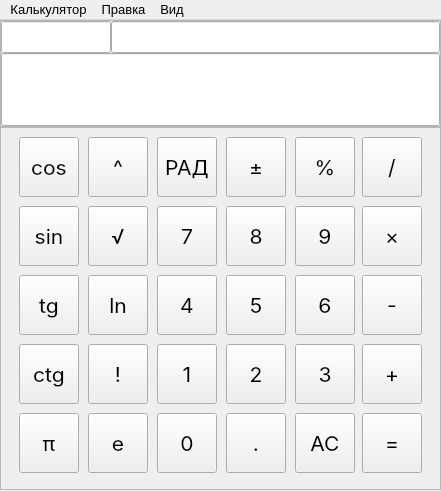
Antonio-Stradiavanti/Cpp-Qt-Calculator, file mainwindow.ui: the form before one commit.
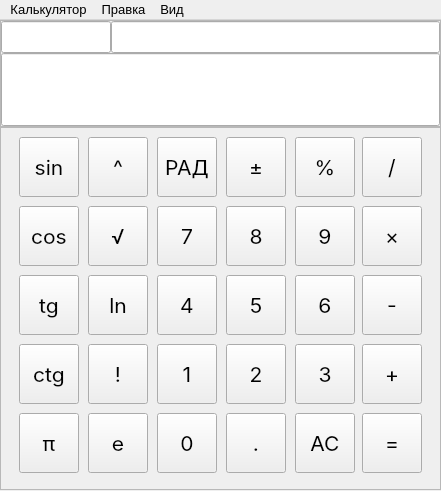
The form after the commit. Icons and pictures are not drawn.

Commit message: Реализовал приоритет операций

```diff
--- a/mainwindow.ui
+++ b/mainwindow.ui
@@ -271,40 +271,6 @@
           <property name="bottomMargin">
            <number>0</number>
           </property>
-          <item>
-           <widget class="QPushButton" name="cos">
-            <property name="sizePolicy">
-             <sizepolicy hsizetype="Maximum" vsizetype="Maximum">
-              <horstretch>0</horstretch>
-              <verstretch>0</verstretch>
-             </sizepolicy>
-            </property>
-            <property name="minimumSize">
-             <size>
-              <width>60</width>
-              <height>60</height>
-             </size>
-            </property>
-            <property name="maximumSize">
-             <size>
-              <width>60</width>
-              <height>60</height>
-             </size>
-            </property>
-            <property name="font">
-             <font>
-              <family>Inter</family>
-              <pointsize>16</pointsize>
-             </font>
-            </property>
-            <property name="styleSheet">
-             <string notr="true"/>
-            </property>
-            <property name="text">
-             <string>cos</string>
-            </property>
-           </widget>
-          </item>
           <item>
            <widget class="QPushButton" name="sin">
             <property name="sizePolicy">
@@ -339,6 +305,40 @@
             </property>
            </widget>
           </item>
+          <item>
+           <widget class="QPushButton" name="cos">
+            <property name="sizePolicy">
+             <sizepolicy hsizetype="Maximum" vsizetype="Maximum">
+              <horstretch>0</horstretch>
+              <verstretch>0</verstretch>
+             </sizepolicy>
+            </property>
+            <property name="minimumSize">
+             <size>
+              <width>60</width>
+              <height>60</height>
+             </size>
+            </property>
+            <property name="maximumSize">
+             <size>
+              <width>60</width>
+              <height>60</height>
+             </size>
+            </property>
+            <property name="font">
+             <font>
+              <family>Inter</family>
+              <pointsize>16</pointsize>
+             </font>
+            </property>
+            <property name="styleSheet">
+             <string notr="true"/>
+            </property>
+            <property name="text">
+             <string>cos</string>
+            </property>
+           </widget>
+          </item>
           <item>
            <widget class="QPushButton" name="tg">
             <property name="sizePolicy">
```
Left out of the diff: 2 changed lines with no effect on the pictures. The commit also changes 2 other files.
